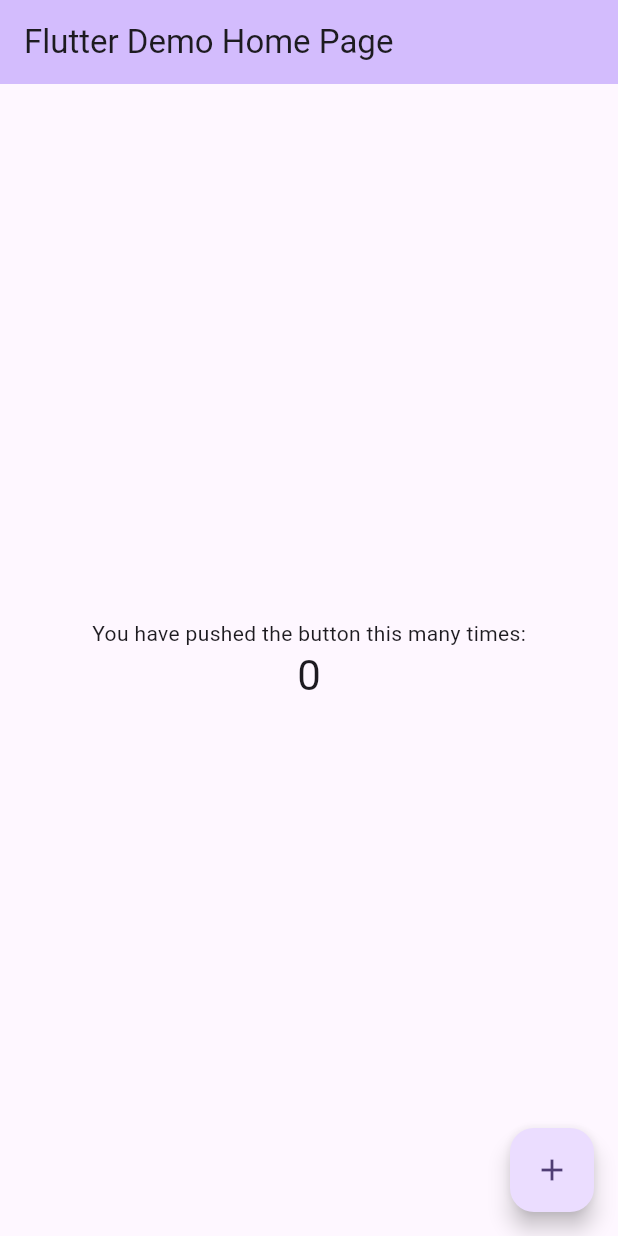
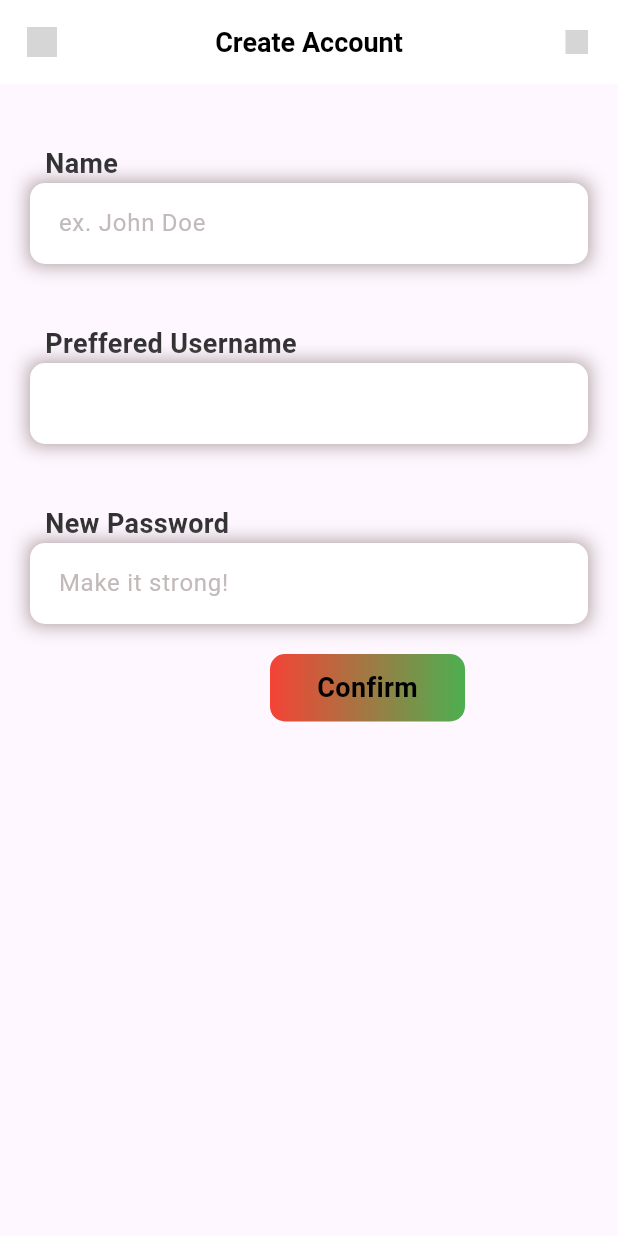
Before and after one commit to mathewsdmitri/befr, a Flutter app: the screen it shows after launch, on a phone screen of 412 x 824 dp. Run offline on Flutter 3.47's test engine with Material 3 defaults, Android fonts, the light colour scheme and no system bars; our stand-ins replace flutter_svg; grey boxes are pictures that could not be loaded.

Commit message:
Account Creation Page Frontend

```diff
--- a/lyrix_frontend/lib/main.dart
+++ b/lyrix_frontend/lib/main.dart
@@ -1,4 +1,5 @@
 import 'package:flutter/material.dart';
+import 'pages/create_account.dart';
 
 void main() {
   runApp(const MyApp());
@@ -10,116 +11,9 @@
   // This widget is the root of your application.
   @override
   Widget build(BuildContext context) {
-    return MaterialApp(
-      title: 'Flutter Demo',
-      theme: ThemeData(
-        // This is the theme of your application.
-        //
-        // TRY THIS: Try running your application with "flutter run". You'll see
-        // the application has a purple toolbar. Then, without quitting the app,
-        // try changing the seedColor in the colorScheme below to Colors.green
-        // and then invoke "hot reload" (save your changes or press the "hot
-        // reload" button in a Flutter-supported IDE, or press "r" if you used
-        // the command line to start the app).
-        //
-        // Notice that the counter didn't reset back to zero; the application
-        // state is not lost during the reload. To reset the state, use hot
-        // restart instead.
-        //
-        // This works for code too, not just values: Most code changes can be
-        // tested with just a hot reload.
-        colorScheme: ColorScheme.fromSeed(seedColor: Colors.deepPurple),
-        useMaterial3: true,
-      ),
-      home: const MyHomePage(title: 'Flutter Demo Home Page'),
+    return const MaterialApp(
+      debugShowCheckedModeBanner: false,
+      home: CreateAccountPage()
     );
   }
 }
-
-class MyHomePage extends StatefulWidget {
-  const MyHomePage({super.key, required this.title});
-
-  // This widget is the home page of your application. It is stateful, meaning
-  // that it has a State object (defined below) that contains fields that affect
-  // how it looks.
-
-  // This class is the configuration for the state. It holds the values (in this
-  // case the title) provided by the parent (in this case the App widget) and
-  // used by the build method of the State. Fields in a Widget subclass are
-  // always marked "final".
-
-  final String title;
-
-  @override
-  State<MyHomePage> createState() => _MyHomePageState();
-}
-
-class _MyHomePageState extends State<MyHomePage> {
-  int _counter = 0;
-
-  void _incrementCounter() {
-    setState(() {
-      // This call to setState tells the Flutter framework that something has
-      // changed in this State, which causes it to rerun the build method below
-      // so that the display can reflect the updated values. If we changed
-      // _counter without calling setState(), then the build method would not be
-      // called again, and so nothing would appear to happen.
-      _counter++;
-    });
-  }
-
-  @override
-  Widget build(BuildContext context) {
-    // This method is rerun every time setState is called, for instance as done
-    // by the _incrementCounter method above.
-    //
-    // The Flutter framework has been optimized to make rerunning build methods
-    // fast, so that you can just rebuild anything that needs updating rather
-    // than having to individually change instances of widgets.
-    return Scaffold(
-      appBar: AppBar(
-        // TRY THIS: Try changing the color here to a specific color (to
-        // Colors.amber, perhaps?) and trigger a hot reload to see the AppBar
-        // change color while the other colors stay the same.
-        backgroundColor: Theme.of(context).colorScheme.inversePrimary,
-        // Here we take the value from the MyHomePage object that was created by
-        // the App.build method, and use it to set our appbar title.
-        title: Text(widget.title),
-      ),
-      body: Center(
-        // Center is a layout widget. It takes a single child and positions it
-        // in the middle of the parent.
-        child: Column(
-          // Column is also a layout widget. It takes a list of children and
-          // arranges them vertically. By default, it sizes itself to fit its
-          // children horizontally, and tries to be as tall as its parent.
-          //
-          // Column has various properties to control how it sizes itself and
-          // how it positions its children. Here we use mainAxisAlignment to
-          // center the children vertically; the main axis here is the vertical
-          // axis because Columns are vertical (the cross axis would be
-          // horizontal).
-          //
-          // TRY THIS: Invoke "debug painting" (choose the "Toggle Debug Paint"
-          // action in the IDE, or press "p" in the console), to see the
-          // wireframe for each widget.
-          mainAxisAlignment: MainAxisAlignment.center,
-          children: <Widget>[
-            const Text(
-              'You have pushed the button this many times:',
-            ),
-            Text(
-              '$_counter',
-              style: Theme.of(context).textTheme.headlineMedium,
-            ),
-          ],
-        ),
-      ),
-      floatingActionButton: FloatingActionButton(
-        onPressed: _incrementCounter,
-        tooltip: 'Increment',
-        child: const Icon(Icons.add),
-      ), // This trailing comma makes auto-formatting nicer for build methods.
-    );
-  }
-}
--- /dev/null
+++ b/lyrix_frontend/lib/pages/create_account.dart
@@ -0,0 +1,163 @@
+import 'package:flutter/material.dart';
+import 'package:flutter_svg/flutter_svg.dart';
+
+class CreateAccountPage extends StatelessWidget {
+  const CreateAccountPage({super.key});
+
+  @override
+  Widget build(BuildContext context) {
+    return Scaffold(
+      appBar: appBar(),
+      body: Column(
+        crossAxisAlignment: CrossAxisAlignment.start,
+        children: [
+          _label('Name'),
+          _textEntry('ex. John Doe'),
+          _label('Preffered Username'),
+          _textEntry(''),
+          _label('New Password'),
+          _textEntry('Make it strong!'),
+
+          Container(
+            margin: EdgeInsets.only(top: 20, left: 180),
+            alignment: Alignment.center,
+            height: 45,
+            width: 130,
+            decoration: BoxDecoration(
+              gradient: LinearGradient(
+                colors: [
+                  Colors.red,
+                  Colors.green
+                ]
+              ),
+              borderRadius: BorderRadius.circular(10)
+            ),
+            child: Text(
+              'Confirm',
+              style: TextStyle(
+                color: Colors.black,
+                fontSize: 18,
+                fontWeight: FontWeight.w600
+              ),
+            ),
+          )
+        ],
+      ),
+    );
+  }
+
+  Column _label(String label){
+    return Column(
+            children: [
+              SizedBox(height: 40,),
+              Padding(
+                padding: const EdgeInsets.only(left:30),
+                child: Text(
+                  label,
+                  style: TextStyle(
+                    color: const Color.fromARGB(255, 49, 49, 49),
+                    fontSize: 18,
+                    fontWeight: FontWeight.w600
+                  ),
+                )
+              )
+            ],
+    );
+  }
+
+  Container _textEntry(String example){
+    return Container(
+            margin: EdgeInsets.only(top: 0, left: 20, right: 20),
+            decoration: BoxDecoration(
+              boxShadow: [
+                BoxShadow(
+                  color: const Color.fromARGB(255, 161, 146, 146),
+                  blurRadius: 10,
+                  spreadRadius: 0.0,
+                )
+              ]
+            ),
+            child: TextField(
+              textAlign: TextAlign.left,
+              decoration: InputDecoration(
+                filled: true,
+                fillColor: Colors.white,
+                contentPadding: EdgeInsets.all(15),
+                hintText: example,
+                hintStyle: TextStyle(
+                  color: const Color.fromARGB(255, 194, 186, 186),
+                ),
+                /*prefixIcon: Padding(
+                  padding: const EdgeInsets.all(12),
+                  child: SvgPicture.asset('assets/icons/Search.svg'),
+                ),
+                suffixIcon: Padding(
+                  padding: const EdgeInsets.all(8),
+                  child: SvgPicture.asset('assets/icons/Filter.svg'),
+                ),
+                */
+                border: OutlineInputBorder(
+                  borderRadius: BorderRadius.circular(10),
+                  borderSide: BorderSide.none,
+                ),
+              ),
+            )
+    );
+  }
+
+  AppBar appBar() {
+    return AppBar(
+      title: Text(
+        "Create Account",
+        style: TextStyle(
+          color: Colors.black,
+          fontSize: 18,
+          fontWeight: FontWeight.bold
+        ),
+      ),
+      backgroundColor: Colors.white,
+      centerTitle: true,
+      elevation: 0,
+      leading: GestureDetector(
+        onTap: (){
+
+        },
+        child: Container(
+          margin: EdgeInsets.all(10),
+          alignment: Alignment.center,
+          decoration: BoxDecoration(
+            color: Colors.white,
+            borderRadius: BorderRadius.circular(10),
+          ),
+          child: SvgPicture.asset(
+            'assets/icons/Arrow - Left 2.svg',
+            height: 20,
+            width: 20,
+          ),
+        )
+
+      ),
+      actions: [
+        GestureDetector(
+          onTap: (){
+
+          },
+          child: Container(
+            margin: EdgeInsets.all(20),
+            alignment: Alignment.center,
+            width: 15,
+            decoration: BoxDecoration(
+              color: Colors.white,
+              borderRadius: BorderRadius.circular(10),
+            ),
+            child: SvgPicture.asset(
+              'assets/icons/dots.svg',
+              height: 20,
+              width: 20,
+            ),
+          ),
+        )
+      ],
+    );
+  }
+}
```
Also changed, not shown: 4 other files.
